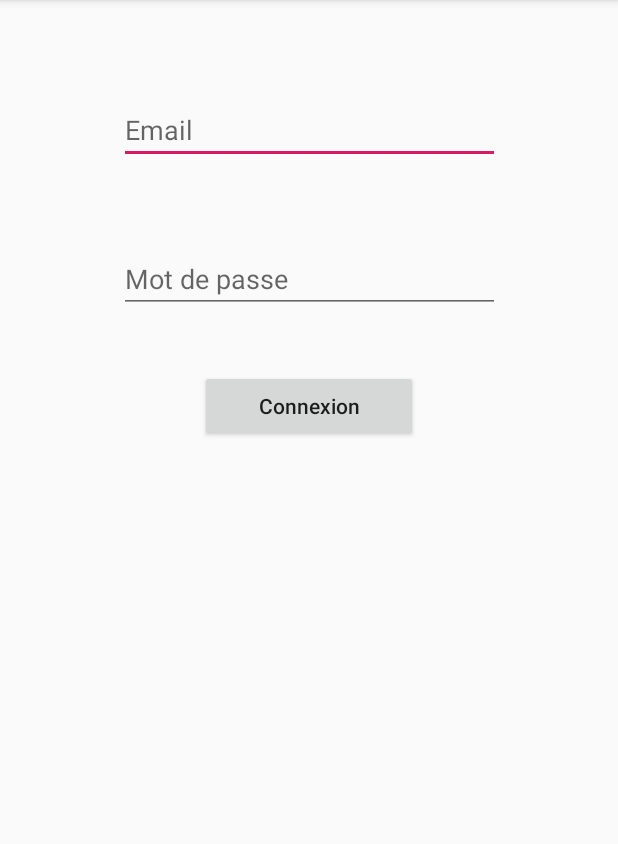
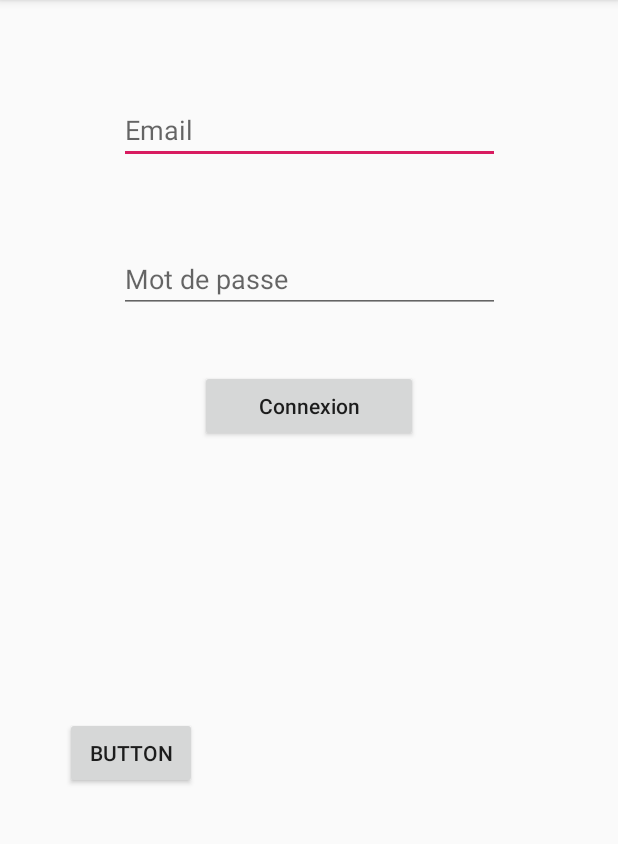
Before and after one commit to LeProfesseurK/Pazuru-o-hodoku-Mobile, an Android app: the Login screen opened directly, with no data from a screen before it, on a phone screen of 412 x 824 dp, the part 84-928 px from its top. Run offline under Robolectric (Android 15) with nearby library versions, the phone set to English and light mode, and no system bars.

```diff
--- a/app/build.gradle
+++ b/app/build.gradle
@@ -27,5 +27,7 @@ dependencies {
     androidTestImplementation 'com.android.support.test:runner:1.0.2'
     androidTestImplementation 'com.android.support.test.espresso:espresso-core:3.0.2'
     implementation 'com.google.firebase:firebase-core:16.0.8'
+    implementation 'com.google.firebase:firebase-auth:16.0.3'
+    implementation 'com.firebaseui:firebase-ui-auth:4.3.1'
 }
 apply plugin: 'com.google.gms.google-services'
--- a/app/src/main/java/ccm/cours/nicolas/tiniki/Activity/Login.java
+++ b/app/src/main/java/ccm/cours/nicolas/tiniki/Activity/Login.java
@@ -1,20 +1,32 @@
 package ccm.cours.nicolas.tiniki.Activity;
 
 import android.content.Intent;
+import android.support.annotation.NonNull;
+import android.support.annotation.Nullable;
 import android.support.v7.app.AppCompatActivity;
 import android.os.Bundle;
+import android.util.Log;
 import android.view.View;
 import android.widget.EditText;
 import android.widget.Toast;
+
+import com.google.android.gms.auth.api.Auth;
+import com.google.android.gms.auth.api.signin.GoogleSignInAccount;
+import com.google.android.gms.auth.api.signin.GoogleSignInOptions;
+import com.google.android.gms.auth.api.signin.GoogleSignInResult;
+import com.google.android.gms.common.ConnectionResult;
+import com.google.android.gms.common.api.GoogleApiClient;
 
 import ccm.cours.nicolas.tiniki.Database.FirebaseDatabase;
 import ccm.cours.nicolas.tiniki.R;
 import ccm.cours.nicolas.tiniki.Tools.BoiteAOutils;
 
-public class Login extends AppCompatActivity {
+public class Login extends AppCompatActivity implements GoogleApiClient.OnConnectionFailedListener {
 
     private EditText login;
     private EditText mdp;
+
+    GoogleApiClient mGoogleApiClient;
 
     @Override
     protected void onCreate(Bundle savedInstanceState) {
@@ -22,6 +34,14 @@ public class Login extends AppCompatActivity {
         setContentView(R.layout.activity_login);
         login = (EditText) findViewById(R.id.tb_login);
         mdp = (EditText) findViewById(R.id.tb_passwordLogin);
+
+        GoogleSignInOptions gso = new GoogleSignInOptions.Builder(GoogleSignInOptions.DEFAULT_SIGN_IN)
+                .requestEmail()
+                .build();
+        mGoogleApiClient = new GoogleApiClient.Builder(this)
+                .enableAutoManage(this, this)
+                .addApi(Auth.GOOGLE_SIGN_IN_API, gso)
+                .build();
     }
 
 
@@ -38,4 +58,28 @@ public class Login extends AppCompatActivity {
         Intent monIntent = new Intent(this, ActivityMainActivity.class);
         startActivity(monIntent);
     }
+
+    public void onClickConnexionGoogle(View view) {
+        Intent sign = Auth.GoogleSignInApi.getSignInIntent(mGoogleApiClient);
+        startActivityForResult(sign, 545);
+    }
+
+    @Override
+    public void onConnectionFailed(@NonNull ConnectionResult connectionResult) {
+
+    }
+
+    @Override
+    protected void onActivityResult(int requestCode, int resultCode, @Nullable Intent data) {
+        super.onActivityResult(requestCode, resultCode, data);
+
+        if(requestCode == 545){
+            GoogleSignInResult result = Auth.GoogleSignInApi.getSignInResultFromIntent(data);
+            if(result.isSuccess()){
+                GoogleSignInAccount acct = result.getSignInAccount();
+                /*Log.i("OAUTHG", acct.getDisplayName());
+                Log.i("OAUTHG", acct.toString());*/
+            }
+        }
+    }
 }
--- a/app/src/main/res/layout/activity_login.xml
+++ b/app/src/main/res/layout/activity_login.xml
@@ -41,4 +41,16 @@
         app:layout_constraintEnd_toEndOf="parent"
         app:layout_constraintStart_toStartOf="parent"
         app:layout_constraintTop_toBottomOf="@+id/tb_login" />
+
+    <Button
+        android:id="@+id/id_btnGoogle"
+        android:layout_width="wrap_content"
+        android:layout_height="wrap_content"
+        android:layout_marginStart="43dp"
+        android:layout_marginBottom="242dp"
+        android:onClick="onClickConnexionGoogle"
+        android:text="Button"
+        app:layout_constraintBottom_toBottomOf="parent"
+        app:layout_constraintStart_toStartOf="parent"
+        tools:text="Google" />
 </android.support.constraint.ConstraintLayout>
```
